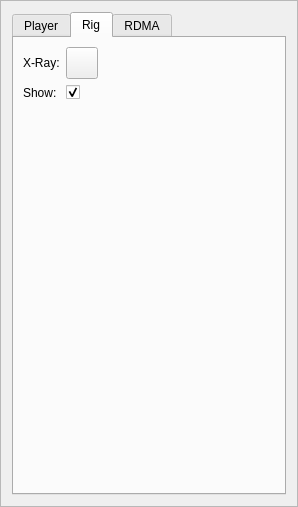
Qt form Plugins/Animation/src/UI/AnimationUI.ui (hoshiryu/Radium-Engine) before a commit.
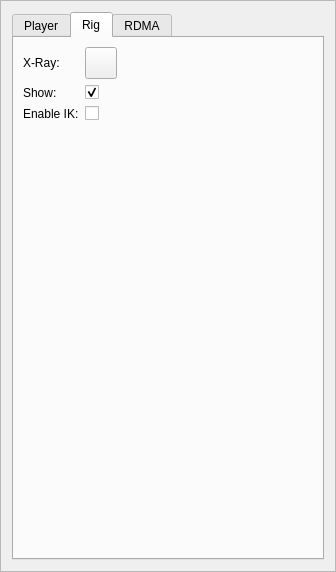
The same form after that commit. The open tabs and pages were chosen to show the change. Icons and pictures are not drawn.

Patch:
```diff
--- a/Plugins/Animation/src/UI/AnimationUI.ui
+++ b/Plugins/Animation/src/UI/AnimationUI.ui
@@ -6,8 +6,8 @@
    <rect>
     <x>0</x>
     <y>0</y>
-    <width>289</width>
-    <height>501</height>
+    <width>336</width>
+    <height>572</height>
    </rect>
   </property>
   <property name="windowTitle">
@@ -486,6 +486,19 @@
          </property>
         </widget>
        </item>
+       <item row="3" column="0">
+        <spacer name="verticalSpacer">
+         <property name="orientation">
+          <enum>Qt::Vertical</enum>
+         </property>
+         <property name="sizeHint" stdset="0">
+          <size>
+           <width>20</width>
+           <height>40</height>
+          </size>
+         </property>
+        </spacer>
+       </item>
        <item row="1" column="1">
         <widget class="QCheckBox" name="m_showSkeleton">
          <property name="text">
@@ -509,18 +522,19 @@
          </property>
         </spacer>
        </item>
+       <item row="2" column="1">
+        <widget class="QCheckBox" name="m_enableIK">
+         <property name="text">
+          <string/>
+         </property>
+        </widget>
+       </item>
        <item row="2" column="0">
-        <spacer name="verticalSpacer">
-         <property name="orientation">
-          <enum>Qt::Vertical</enum>
+        <widget class="QLabel" name="label_9">
+         <property name="text">
+          <string>Enable IK:</string>
          </property>
-         <property name="sizeHint" stdset="0">
-          <size>
-           <width>20</width>
-           <height>40</height>
-          </size>
-         </property>
-        </spacer>
+        </widget>
        </item>
       </layout>
      </widget>
```
Left out of the diff: 2 changed lines with no effect on the pictures.
